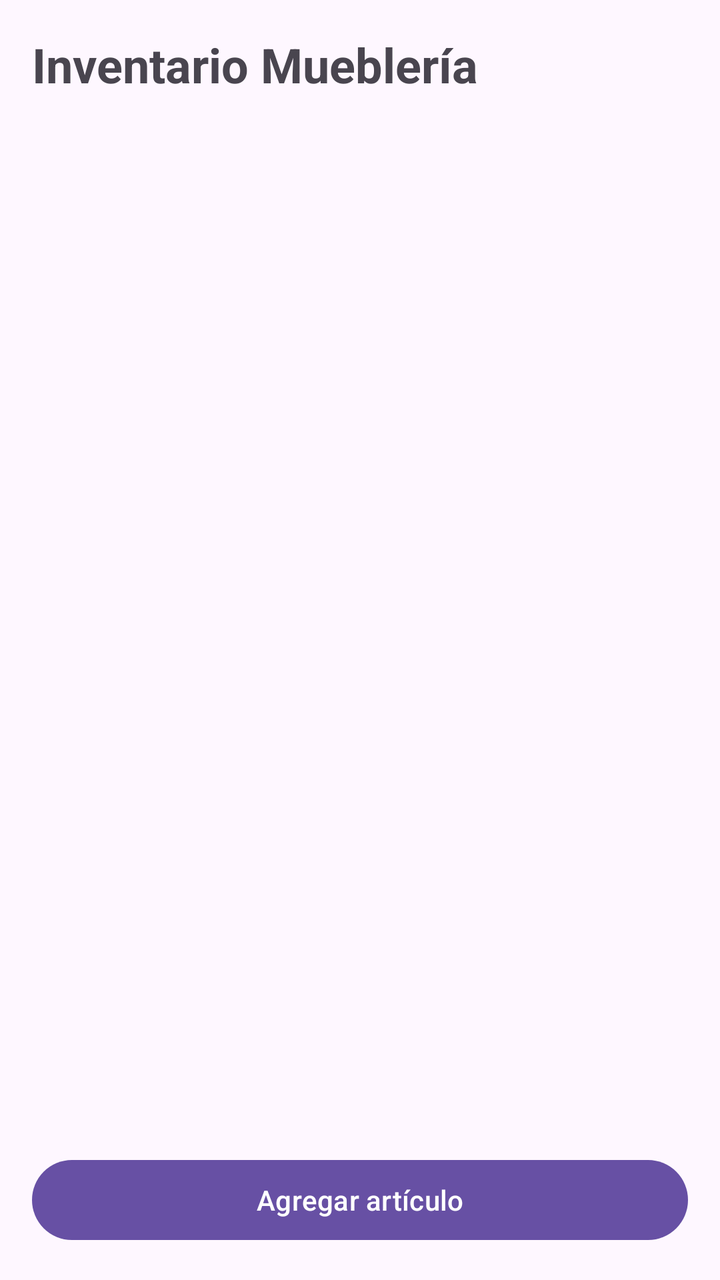
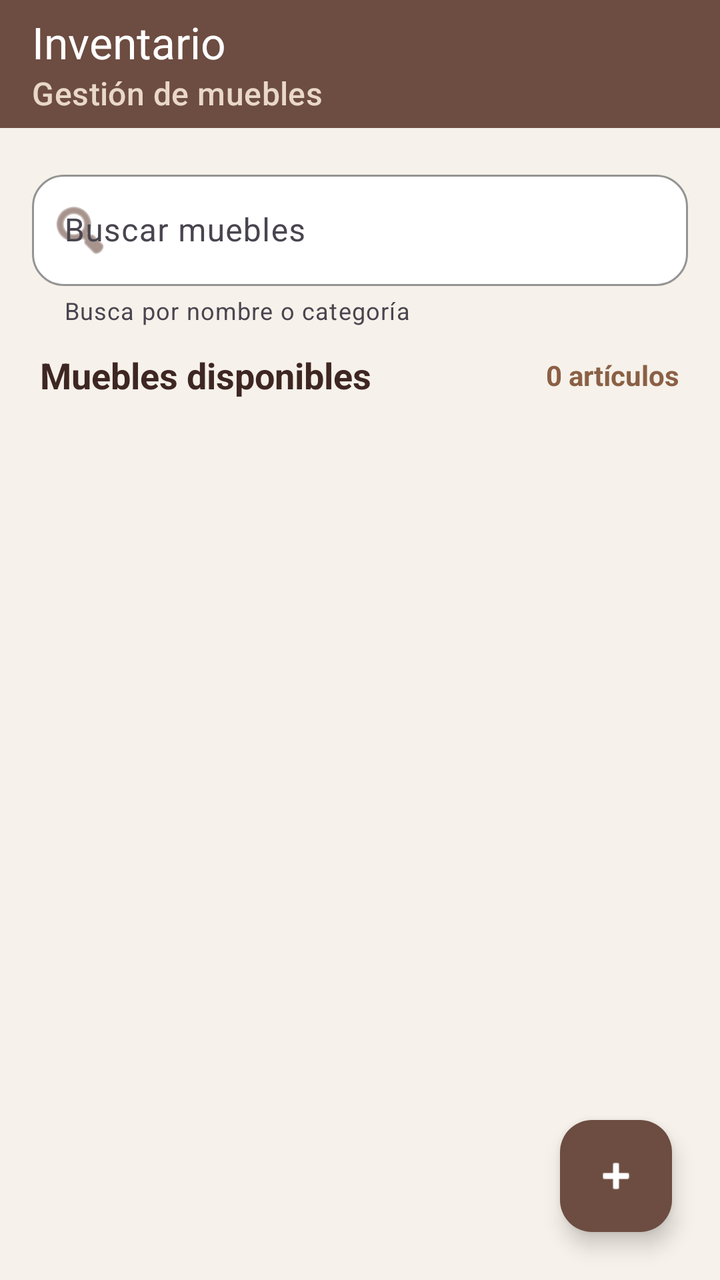

Screens rendered from an Android XML layout before and after an edit, with the pre-edit source and the edit as a unified diff.
<!-- AndroidManifest.xml: application theme Theme.MuebleriaApp -->
<!-- res/layout/activity_main.xml -->
<?xml version="1.0" encoding="utf-8"?>
<LinearLayout xmlns:android="http://schemas.android.com/apk/res/android"
    android:id="@+id/main"
    android:layout_width="match_parent"
    android:layout_height="match_parent"
    android:orientation="vertical"
    android:padding="16dp">

<TextView
    android:id="@+id/txtTitulo"
    android:layout_width="wrap_content"
    android:layout_height="wrap_content"
    android:text="Inventario Mueblería"
    android:textSize="24sp"
    android:textStyle="bold"
    android:layout_marginBottom="16dp"/>

<ListView
    android:id="@+id/lvArticulos"
    android:layout_width="match_parent"
    android:layout_height="0dp"
    android:layout_weight="1"/>

<Button
    android:id="@+id/btnAgregarArticulo"
    android:layout_width="match_parent"
    android:layout_height="wrap_content"
    android:text="Agregar artículo"/>

</LinearLayout>
<!-- resources referenced by this layout -->
<resources>
  <style name="Theme.MuebleriaApp" parent="Base.Theme.MuebleriaApp" />
  <style name="Base.Theme.MuebleriaApp" parent="Theme.Material3.DayNight.NoActionBar">
          
          
      </style>
</resources>

<!-- the commit's change to res/layout/activity_main.xml (unified diff, before → after) -->
@@ -1,30 +1,151 @@
 <?xml version="1.0" encoding="utf-8"?>
-<LinearLayout xmlns:android="http://schemas.android.com/apk/res/android"
+<FrameLayout
+    xmlns:android="http://schemas.android.com/apk/res/android"
+    xmlns:app="http://schemas.android.com/apk/res-auto"
     android:id="@+id/main"
     android:layout_width="match_parent"
     android:layout_height="match_parent"
-    android:orientation="vertical"
-    android:padding="16dp">
+    android:background="#F6F1EA">
 
-<TextView
-    android:id="@+id/txtTitulo"
-    android:layout_width="wrap_content"
-    android:layout_height="wrap_content"
-    android:text="Inventario Mueblería"
-    android:textSize="24sp"
-    android:textStyle="bold"
-    android:layout_marginBottom="16dp"/>
+    <LinearLayout
+        android:layout_width="match_parent"
+        android:layout_height="match_parent"
+        android:orientation="vertical">
 
-<ListView
-    android:id="@+id/lvArticulos"
-    android:layout_width="match_parent"
-    android:layout_height="0dp"
-    android:layout_weight="1"/>
+        <com.google.android.material.appbar.MaterialToolbar
+            android:id="@+id/toolbar"
+            android:layout_width="match_parent"
+            android:layout_height="?attr/actionBarSize"
+            android:background="#6D4C41"
+            app:subtitle="Gestión de muebles"
+            app:subtitleTextColor="#E9D8C7"
+            app:title="Inventario"
+            app:titleTextColor="#FFFFFF" />
 
-<Button
-    android:id="@+id/btnAgregarArticulo"
-    android:layout_width="match_parent"
-    android:layout_height="wrap_content"
-    android:text="Agregar artículo"/>
+        <com.google.android.material.textfield.TextInputLayout
+            android:id="@+id/tilBuscar"
+            style="@style/Widget.Material3.TextInputLayout.OutlinedBox"
+            android:layout_width="match_parent"
+            android:layout_height="wrap_content"
+            android:layout_marginStart="16dp"
+            android:layout_marginTop="18dp"
+            android:layout_marginEnd="16dp"
+            android:hint="Buscar muebles"
+            app:boxBackgroundColor="#FFFFFF"
+            app:boxCornerRadiusBottomEnd="16dp"
+            app:boxCornerRadiusBottomStart="16dp"
+            app:boxCornerRadiusTopEnd="16dp"
+            app:boxCornerRadiusTopStart="16dp"
+            app:boxStrokeColor="#6D4C41"
+            app:helperText="Busca por nombre o categoría"
+            app:startIconDrawable="@android:drawable/ic_menu_search"
+            app:startIconTint="#6D4C41">
 
-</LinearLayout>
+            <com.google.android.material.textfield.TextInputEditText
+                android:id="@+id/edtBuscar"
+                android:layout_width="match_parent"
+                android:layout_height="wrap_content"
+                android:imeOptions="actionSearch"
+                android:inputType="text"
+                android:maxLines="1" />
+
+        </com.google.android.material.textfield.TextInputLayout>
+
+        <LinearLayout
+            android:layout_width="match_parent"
+            android:layout_height="wrap_content"
+            android:gravity="center_vertical"
+            android:orientation="horizontal"
+            android:paddingStart="20dp"
+            android:paddingTop="12dp"
+            android:paddingEnd="20dp"
+            android:paddingBottom="8dp">
+
+            <TextView
+                android:layout_width="0dp"
+                android:layout_height="wrap_content"
+                android:layout_weight="1"
+                android:text="Muebles disponibles"
+                android:textColor="#3E2723"
+                android:textSize="18sp"
+                android:textStyle="bold" />
+
+            <TextView
+                android:id="@+id/txtCantidadArticulos"
+                android:layout_width="wrap_content"
+                android:layout_height="wrap_content"
+                android:text="0 artículos"
+                android:textColor="#8A6045"
+                android:textSize="14sp"
+                android:textStyle="bold" />
+
+        </LinearLayout>
+
+        <FrameLayout
+            android:layout_width="match_parent"
+            android:layout_height="0dp"
+            android:layout_weight="1">
+
+            <ListView
+                android:id="@+id/lvArticulos"
+                android:layout_width="match_parent"
+                android:layout_height="match_parent"
+                android:clipToPadding="false"
+                android:divider="@android:color/transparent"
+                android:dividerHeight="12dp"
+                android:paddingStart="16dp"
+                android:paddingTop="4dp"
+                android:paddingEnd="16dp"
+                android:paddingBottom="96dp" />
+
+            <LinearLayout
+                android:id="@+id/estadoVacio"
+                android:layout_width="match_parent"
+                android:layout_height="match_parent"
+                android:gravity="center"
+                android:orientation="vertical"
+                android:padding="32dp"
+                android:visibility="gone">
+
+                <ImageView
+                    android:layout_width="92dp"
+                    android:layout_height="92dp"
+                    android:contentDescription="Sin muebles"
+                    android:src="@drawable/ic_sofa" />
+
+                <TextView
+                    android:layout_width="wrap_content"
+                    android:layout_height="wrap_content"
+                    android:layout_marginTop="20dp"
+                    android:text="No se encontraron muebles"
+                    android:textColor="#3E2723"
+                    android:textSize="19sp"
+                    android:textStyle="bold" />
+
+                <TextView
+                    android:layout_width="wrap_content"
+                    android:layout_height="wrap_content"
+                    android:layout_marginTop="6dp"
+                    android:gravity="center"
+                    android:text="Prueba otra búsqueda o agrega un artículo."
+                    android:textColor="#7A6A62"
+                    android:textSize="14sp" />
+
+            </LinearLayout>
+
+        </FrameLayout>
+
+    </LinearLayout>
+
+    <com.google.android.material.floatingactionbutton.FloatingActionButton
+        android:id="@+id/btnAgregarArticulo"
+        android:layout_width="wrap_content"
+        android:layout_height="wrap_content"
+        android:layout_gravity="bottom|end"
+        android:layout_margin="24dp"
+        android:contentDescription="Agregar artículo"
+        app:backgroundTint="#6D4C41"
+        app:srcCompat="@android:drawable/ic_input_add"
+        app:tint="#FFFFFF" />
+
+</FrameLayout>
<!-- resource entries referenced after the edit -->
@@ -1,5 +1,49 @@
 <!-- resources referenced by this layout -->
 <resources>
+  <!-- drawable ic_sofa (drawable) -->
+  <?xml version="1.0" encoding="utf-8"?>
+  <vector xmlns:android="http://schemas.android.com/apk/res/android"
+      android:width="64dp"
+      android:height="64dp"
+      android:viewportWidth="64"
+      android:viewportHeight="64">
+  
+      
+      <path
+          android:fillColor="#00000000"
+          android:pathData="M14,30 L14,22 C14,17.6 17.6,14 22,14 L42,14 C46.4,14 50,17.6 50,22 L50,30"
+          android:strokeColor="#6D4C41"
+          android:strokeLineCap="round"
+          android:strokeLineJoin="round"
+          android:strokeWidth="4" />
+  
+      
+      <path
+          android:fillColor="#00000000"
+          android:pathData="M14,31 L18,31 C20.2,31 22,32.8 22,35 L22,38 L42,38 L42,35 C42,32.8 43.8,31 46,31 L50,31"
+          android:strokeColor="#6D4C41"
+          android:strokeLineCap="round"
+          android:strokeLineJoin="round"
+          android:strokeWidth="4" />
+  
+      
+      <path
+          android:fillColor="#00000000"
+          android:pathData="M14,28 C10.7,28 8,30.7 8,34 L8,43 C8,45.2 9.8,47 12,47 L52,47 C54.2,47 56,45.2 56,43 L56,34 C56,30.7 53.3,28 50,28"
+          android:strokeColor="#6D4C41"
+          android:strokeLineCap="round"
+          android:strokeLineJoin="round"
+          android:strokeWidth="4" />
+  
+      
+      <path
+          android:fillColor="#00000000"
+          android:pathData="M16,47 L14,52 M48,47 L50,52"
+          android:strokeColor="#6D4C41"
+          android:strokeLineCap="round"
+          android:strokeWidth="4" />
+  
+  </vector>
   <style name="Theme.MuebleriaApp" parent="Base.Theme.MuebleriaApp" />
   <style name="Base.Theme.MuebleriaApp" parent="Theme.Material3.DayNight.NoActionBar">
           
